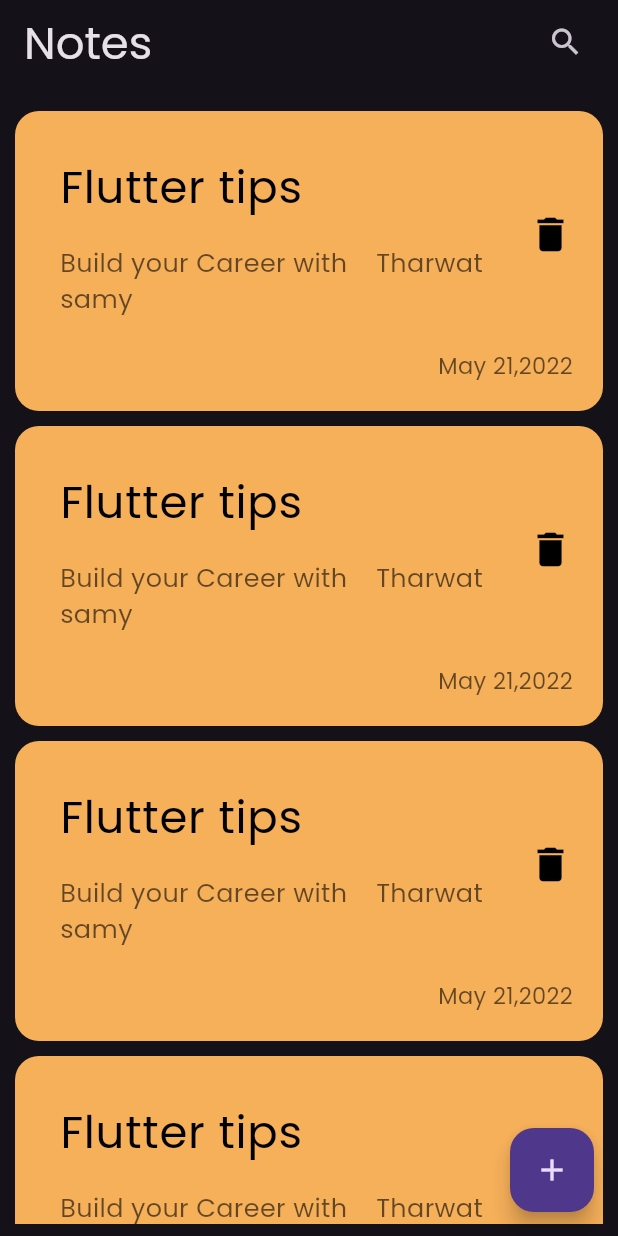
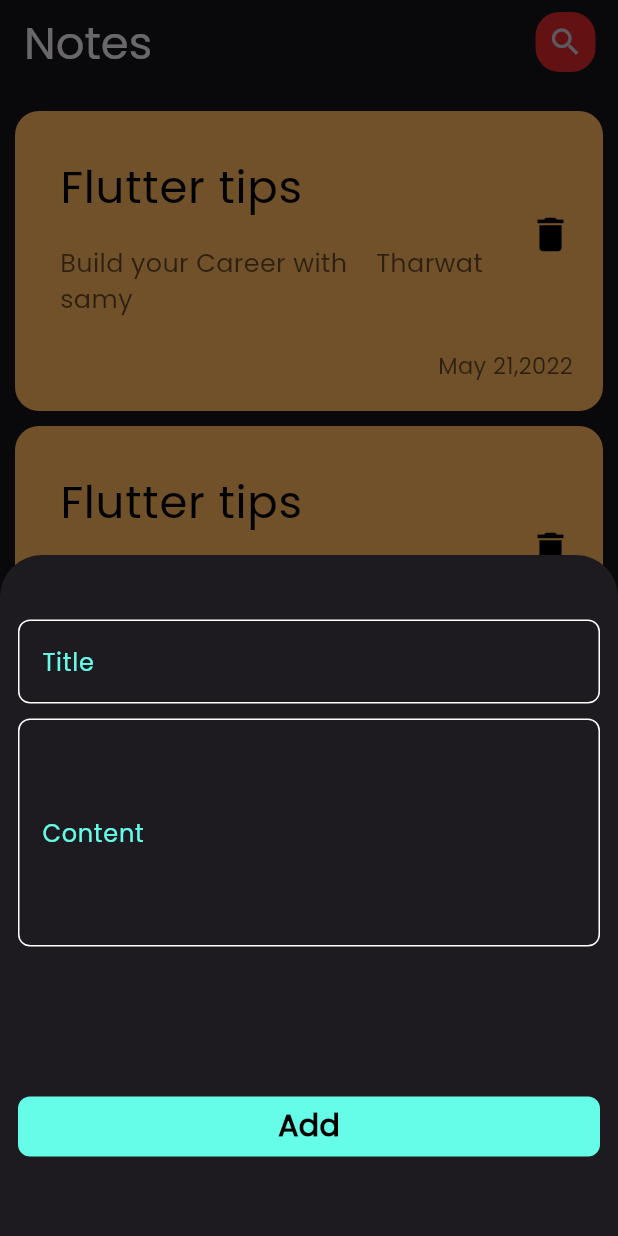
Before and after one commit to Al-zahraa-ahmed/notes_app, a Flutter app: the screen it shows after launch, after a tap on the "add" icon, on a phone screen of 412 x 824 dp. Run offline on Flutter 3.47's test engine with Material 3 defaults, Android fonts, the phone set to English and light mode, and no system bars.

Commit message:
creating modal bottomsheet , Textfields and button , floating action button

```diff
--- a/lib/views/home.dart
+++ b/lib/views/home.dart
@@ -1,4 +1,9 @@
 import 'package:flutter/material.dart';
+import 'package:notes_app/widgets/add_button.dart';
+import 'package:notes_app/widgets/cards.dart';
+import 'package:notes_app/widgets/custom_button.dart';
+import 'package:notes_app/widgets/custom_floating_action_point.dart';
+import 'package:notes_app/widgets/listview.dart';
 
 class Home extends StatelessWidget {
   const Home({super.key});
@@ -6,22 +11,11 @@ class Home extends StatelessWidget {
   @override
   Widget build(BuildContext context) {
     return Scaffold(
-      floatingActionButton: FloatingActionButton(
-        onPressed: () {},
-        child: Icon(Icons.add),
-      ),
+      floatingActionButton: CustomFloatingActionButton(),
       appBar: AppBar(
         title: Text("Notes", style: TextStyle(fontSize: 30)),
         actions: [
-          Container(
-            margin: EdgeInsets.only(right: 15),
-            padding: EdgeInsets.all(8),
-            decoration: BoxDecoration(
-              borderRadius: BorderRadius.circular(16),
-              color: const Color.fromARGB(0, 0, 0, 0),
-            ),
-            child: Icon(Icons.search),
-          ),
+          Custom_Search_Icon(),
         ],
       ),
       body: Listview_Of_Cards(),
@@ -29,69 +23,24 @@ class Home extends StatelessWidget {
   }
 }
 
-class Cards extends StatelessWidget {
-  const Cards({super.key});
+class Custom_Search_Icon extends StatelessWidget {
+  const Custom_Search_Icon({
+    super.key,
+  });
 
   @override
   Widget build(BuildContext context) {
     return Container(
-      padding: EdgeInsets.only(top: 20, left: 30, right: 20, bottom: 20),
-      margin: EdgeInsets.only(left: 10, right: 10, top: 10, bottom: 0),
+      margin: EdgeInsets.only(right: 15),
+      padding: EdgeInsets.all(8),
       decoration: BoxDecoration(
-        color: Color.fromARGB(255, 247, 176, 90),
         borderRadius: BorderRadius.circular(16),
+        color: const Color.fromARGB(232, 233, 41, 41),
       ),
-      height: 200,
-      child: Column(
-        crossAxisAlignment: CrossAxisAlignment.end,
-        children: [
-          Expanded(
-            child: ListTile(
-              contentPadding: EdgeInsets.all(0),
-              // tileColor: Colors.blue,
-              trailing: Icon(Icons.delete, color: Colors.black, size: 30),
-              title: Padding(
-                padding: const EdgeInsets.only(bottom: 16),
-                child: Text(
-                  "Flutter tips",
-                  style: TextStyle(color: Colors.black, fontSize: 30),
-                ),
-              ),
-              subtitle: Text(
-                "Build your Career with    Tharwat samy ",
-                style: TextStyle(
-                  color: Colors.black.withOpacity(0.6),
-                  fontSize: 17,
-                ),
-              ),
-            ),
-          ),
-          Text(
-            "May 21,2022",
-            style: TextStyle(
-              color: Colors.black.withOpacity(0.6),
-              fontSize: 15,
-            ),
-          ),
-        ],
-      ),
+      child: Icon(Icons.search),
     );
   }
 }
 
-class Listview_Of_Cards extends StatelessWidget {
-  const Listview_Of_Cards({super.key});
 
-  @override
-  Widget build(BuildContext context) {
-    return Padding(
-      padding: const EdgeInsets.symmetric(vertical: 8.0),
-      child: ListView.builder(
-        itemCount: 5,
-        itemBuilder: (BuildContext, index) {
-          return Cards();
-        },
-      ),
-    );
-  }
-}
+// do not forget to make the form scrollable .. use single child scrollview
--- /dev/null
+++ b/lib/widgets/add_button.dart
@@ -0,0 +1,28 @@
+import 'package:flutter/material.dart';
+import 'package:notes_app/views/home.dart';
+import 'package:notes_app/widgets/custom_button.dart';
+import 'package:notes_app/widgets/custom_text_field.dart';
+
+class Addbutton extends StatelessWidget {
+  const Addbutton({super.key});
+
+  @override
+  Widget build(BuildContext context) {
+    return SingleChildScrollView(
+      padding: EdgeInsets.only(bottom: 50),
+      child: Padding(
+        padding: const EdgeInsets.symmetric(horizontal: 12, vertical: 3),
+        child: Column(
+          children: [
+            SizedBox(height: 40),
+            CustomTextField(hintname: "Title",),
+            SizedBox(height: 10),
+            CustomTextField(hintname: "Content",maxlines: 5,),
+            SizedBox(height: 100),
+            CustomButton(),
+          ],
+        ),
+      ),
+    );
+  }
+}
--- /dev/null
+++ b/lib/widgets/cards.dart
@@ -0,0 +1,51 @@
+import 'package:flutter/material.dart';
+
+class Cards extends StatelessWidget {
+  const Cards({super.key});
+
+  @override
+  Widget build(BuildContext context) {
+    return Container(
+      padding: EdgeInsets.only(top: 20, left: 30, right: 20, bottom: 20),
+      margin: EdgeInsets.only(left: 10, right: 10, top: 10, bottom: 0),
+      decoration: BoxDecoration(
+        color: Color.fromARGB(255, 247, 176, 90),
+        borderRadius: BorderRadius.circular(16),
+      ),
+      height: 200,
+      child: Column(
+        crossAxisAlignment: CrossAxisAlignment.end,
+        children: [
+          Expanded(
+            child: ListTile(
+              contentPadding: EdgeInsets.all(0),
+              // tileColor: Colors.blue,
+              trailing: Icon(Icons.delete, color: Colors.black, size: 30),
+              title: Padding(
+                padding: const EdgeInsets.only(bottom: 16),
+                child: Text(
+                  "Flutter tips",
+                  style: TextStyle(color: Colors.black, fontSize: 30),
+                ),
+              ),
+              subtitle: Text(
+                "Build your Career with    Tharwat samy ",
+                style: TextStyle(
+                  color: Colors.black.withOpacity(0.6),
+                  fontSize: 17,
+                ),
+              ),
+            ),
+          ),
+          Text(
+            "May 21,2022",
+            style: TextStyle(
+              color: Colors.black.withOpacity(0.6),
+              fontSize: 15,
+            ),
+          ),
+        ],
+      ),
+    );
+  }
+}
--- /dev/null
+++ b/lib/widgets/custom_button.dart
@@ -0,0 +1,32 @@
+import 'package:flutter/material.dart';
+
+class CustomButton extends StatelessWidget {
+  const CustomButton({
+    super.key,
+  });
+
+  @override
+  Widget build(BuildContext context) {
+    return GestureDetector(
+      onTap: () {},
+      child: Container(
+        alignment: Alignment.center,
+        child: Text(
+          "Add",
+          style: TextStyle(
+            fontSize: 20,
+            color: Colors.black,
+            fontWeight: FontWeight.bold,
+          ),
+        ),
+        // margin: EdgeInsets.all(10),
+        height: 40,
+        width: double.infinity,
+        decoration: BoxDecoration(
+          color: const Color.fromARGB(255, 101, 252, 232),
+          borderRadius: BorderRadius.circular(8),
+        ),
+      ),
+    );
+  }
+}
--- /dev/null
+++ b/lib/widgets/custom_floating_action_point.dart
@@ -0,0 +1,26 @@
+
+import 'package:flutter/material.dart';
+import 'package:notes_app/widgets/add_button.dart';
+
+class CustomFloatingActionButton extends StatelessWidget {
+  const CustomFloatingActionButton({
+    super.key,
+  });
+
+  @override
+  Widget build(BuildContext context) {
+    return FloatingActionButton(
+      backgroundColor: Color.fromARGB(255, 101, 252, 232),
+
+      onPressed: () {
+        showModalBottomSheet(
+          context: context,
+          builder: (Context) {
+            return Addbutton();
+          },
+        );
+      },
+      child: Icon(Icons.add, color: Colors.black),
+    );
+  }
+}
--- /dev/null
+++ b/lib/widgets/custom_text_field.dart
@@ -0,0 +1,30 @@
+
+import 'package:flutter/material.dart';
+
+class CustomTextField extends StatelessWidget {
+  const CustomTextField({super.key, required this.hintname, this.maxlines = 1});
+  final String hintname;
+  final int maxlines;
+  @override
+  Widget build(BuildContext context) {
+    return TextField(
+      maxLines: maxlines,
+      decoration: InputDecoration(
+        focusedBorder: settingborder(c:const Color.fromARGB(255, 101, 252, 232)),
+        enabledBorder: settingborder(),
+        label: Text(
+          hintname,
+          style: TextStyle(color: Color.fromARGB(255, 101, 252, 232)),
+        ),
+        border: settingborder(),
+      ),
+    );
+  }
+
+  OutlineInputBorder settingborder({Color c=Colors.white}) {
+    return OutlineInputBorder(
+      borderSide: BorderSide(color: c),
+      borderRadius: BorderRadius.circular(8),
+    );
+  }
+}
--- /dev/null
+++ b/lib/widgets/listview.dart
@@ -0,0 +1,19 @@
+import 'package:flutter/material.dart';
+import 'package:notes_app/widgets/cards.dart';
+
+class Listview_Of_Cards extends StatelessWidget {
+  const Listview_Of_Cards({super.key});
+
+  @override
+  Widget build(BuildContext context) {
+    return Padding(
+      padding: const EdgeInsets.symmetric(vertical: 8.0),
+      child: ListView.builder(
+        itemCount: 5,
+        itemBuilder: (BuildContext, index) {
+          return Cards();
+        },
+      ),
+    );
+  }
+}
```
